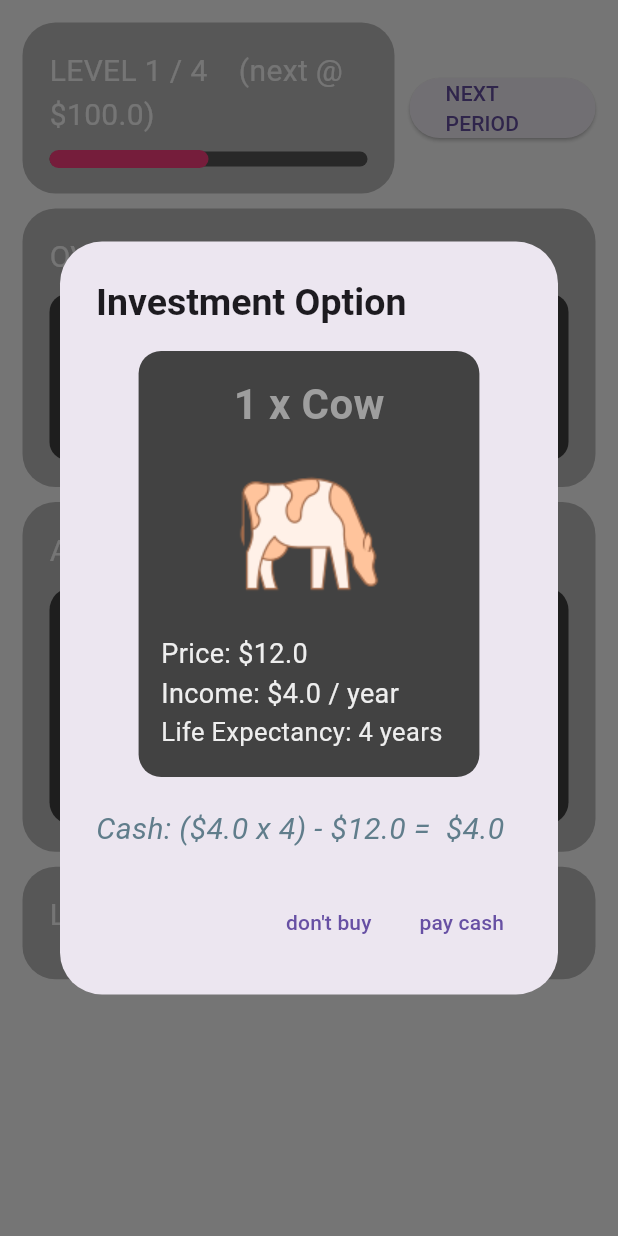
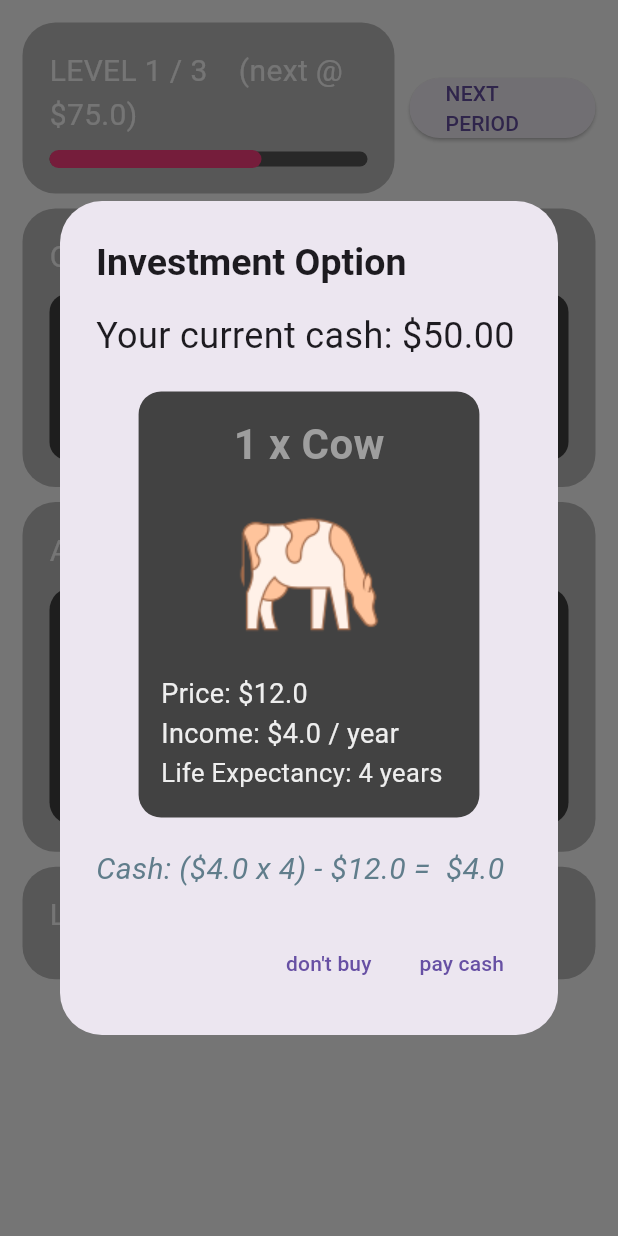
Before and after one commit to Luc1eSky/financial_literacy_game, a Flutter app: the screen it shows after launch, after a tap on "NEXT PERIOD", on a phone screen of 412 x 824 dp. Run offline on Flutter 3.47's test engine with Material 2 defaults, Android fonts, the phone set to English and light mode, and no system bars; drawn by our look-alikes of auto_size_text, carousel_slider; our stand-ins replace flutter_riverpod.

Commit message:
bug fixes and new features  - add option to reset level after failure  - display cash on investment option dialog  - resetting loans and assets when loading level

```diff
--- a/lib/domain/entities/levels.dart
+++ b/lib/domain/entities/levels.dart
@@ -6,7 +6,7 @@ List<Level> levels = [
   // Level 1 - cash only, no interest on cash, high starting cash amount
   Level(
     startingCash: 50,
-    cashGoal: 100,
+    cashGoal: 75, //100,
     assets: [chickens.copyWith(riskLevel: 0)],
     loan: Loan(interestRate: 0.25, asset: cow),
     assetTypeRandomized: true,
@@ -15,20 +15,20 @@ List<Level> levels = [
     savingsRate: 0.00,
   ),
   // Level 2 - cash only, no interest on cash, low starting cash amount
-  Level(
-    startingCash: 15,
-    cashGoal: 50,
-    assets: [chickens.copyWith(riskLevel: 0)],
-    loan: Loan(interestRate: 0.25, asset: cow),
-    assetTypeRandomized: true,
-    assetIncomeAndCostsRandomized: true,
-    showCashBuyOption: true,
-    savingsRate: 0.00,
-  ),
+  // Level(
+  //   startingCash: 15,
+  //   cashGoal: 50,
+  //   assets: [chickens.copyWith(riskLevel: 0)],
+  //   loan: Loan(interestRate: 0.25, asset: cow),
+  //   assetTypeRandomized: true,
+  //   assetIncomeAndCostsRandomized: true,
+  //   showCashBuyOption: true,
+  //   savingsRate: 0.00,
+  // ),
   // Level 3 - borrow only, no interest on cash, low starting cash amount
   Level(
     startingCash: 15,
-    cashGoal: 50,
+    cashGoal: 30,
     assets: [chickens.copyWith(riskLevel: 0)],
     loan: Loan(interestRate: 0.20, asset: cow),
     assetTypeRandomized: true,
--- a/lib/presentation/screens/home_page.dart
+++ b/lib/presentation/screens/home_page.dart
@@ -268,10 +268,17 @@ void checkBankruptcy(WidgetRef ref, BuildContext context) {
             actions: [
               TextButton(
                 onPressed: () {
+                  ref.read(gameDataNotifierProvider.notifier).restartLevel();
+                  Navigator.pop(context);
+                },
+                child: const Text('RESTART LEVEL'),
+              ),
+              TextButton(
+                onPressed: () {
                   ref.read(gameDataNotifierProvider.notifier).resetGame();
                   Navigator.pop(context);
                 },
-                child: const Text('RESTART'),
+                child: const Text('RESTART GAME'),
               ),
             ],
           );
@@ -439,6 +446,13 @@ class _InvestmentDialogState extends State<InvestmentDialog> {
               mainAxisSize: MainAxisSize.min,
               crossAxisAlignment: CrossAxisAlignment.start,
               children: [
+                AutoSizeText(
+                  'Your current cash: \$${widget.ref.read(gameDataNotifierProvider).cash.toStringAsFixed(2)}',
+                  maxLines: 1,
+                  style: const TextStyle(fontSize: 100),
+                  group: textGroup,
+                ),
+                const SizedBox(height: 20),
                 AspectRatio(
                   aspectRatio: 1.0,
                   child: AssetCarousel(
@@ -566,7 +580,7 @@ class CashIndicator extends StatelessWidget {
             top: -1.0,
             child: Container(
               height: 12,
-              width: constraints.maxWidth * currentCash / cashGoal,
+              width: max(0, constraints.maxWidth * currentCash / cashGoal),
               decoration: BoxDecoration(
                 color: Colors.pinkAccent,
                 borderRadius: BorderRadius.circular(20.0),
```
Also changed, not shown: lib/domain/game_data_notifier.dart (+16 -5 lines).
